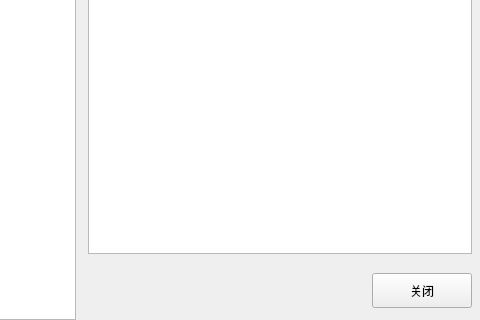
This is scholarlogviewer.ui in fashion1840/ScholarLogViewer as Qt 5 draws it before an edit; both pictures show x 840 to 1320 and y 449 to 769 of the 1320 by 769 pixel window. The edited form follows.
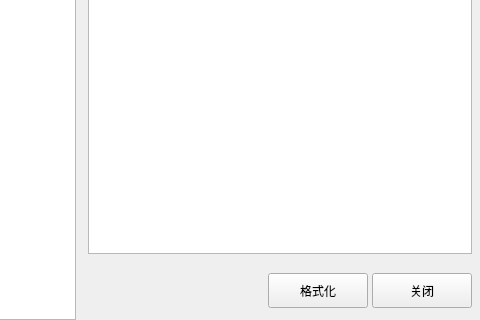
This is the edited form. Icons and pictures are not drawn.

Patch:
```diff
--- a/scholarlogviewer.ui
+++ b/scholarlogviewer.ui
@@ -544,6 +544,31 @@
              </property>
             </spacer>
            </item>
+           <item>
+            <widget class="QPushButton" name="btnFormat">
+             <property name="sizePolicy">
+              <sizepolicy hsizetype="Fixed" vsizetype="Fixed">
+               <horstretch>0</horstretch>
+               <verstretch>0</verstretch>
+              </sizepolicy>
+             </property>
+             <property name="minimumSize">
+              <size>
+               <width>100</width>
+               <height>35</height>
+              </size>
+             </property>
+             <property name="maximumSize">
+              <size>
+               <width>100</width>
+               <height>35</height>
+              </size>
+             </property>
+             <property name="text">
+              <string>格式化</string>
+             </property>
+            </widget>
+           </item>
            <item>
             <widget class="QPushButton" name="btnCloseContent">
              <property name="sizePolicy">
```
